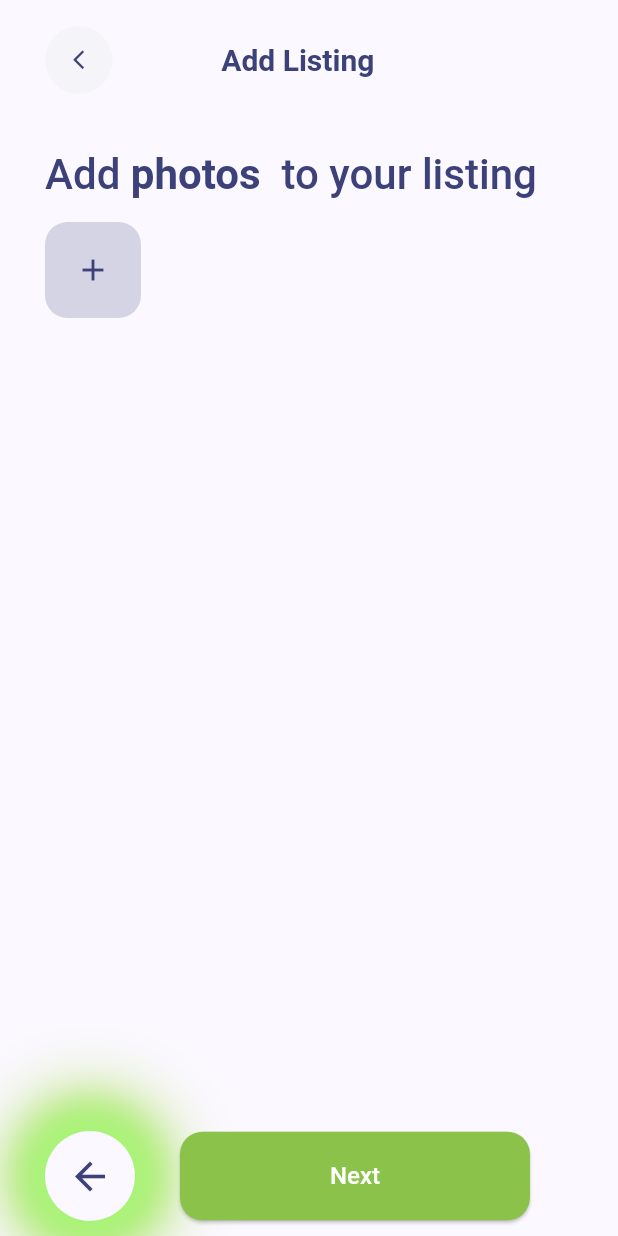
After one commit to toxirjon96/house_trade, a Flutter app: the AddImages screen opened directly, on a phone screen of 412 x 824 dp. The commit adds this screen. Run offline on Flutter 3.47's test engine with Material 2 defaults, Android fonts, the phone set to English and light mode, and no system bars; our stand-ins replace flutter_riverpod, flutter_svg, google_fonts, image_picker.

Commit message:
app modified

```diff
--- a/lib/house_trade_library.dart
+++ b/lib/house_trade_library.dart
@@ -58,7 +58,9 @@ export 'package:house_trade/src/pages/edit_listing_page/widget/l_property_featur
 export 'package:house_trade/src/pages/edit_listing_page/widget/l_total_rooms.dart';
 export 'package:house_trade/src/pages/edit_listing_page/widget/l_environment_facilities.dart';
 
+export 'package:house_trade/src/pages/add_estate_page/e_add_estate_page.dart';
 export 'package:house_trade/src/pages/add_estate_page/widget/e_rich_text_builder.dart';
+export 'package:house_trade/src/pages/add_estate_page/widget/e_add_location.dart';
 
 //provider
 export 'package:house_trade/src/provider/profile_state_notifier.dart';
--- /dev/null
+++ b/lib/src/pages/add_estate_page/widget/e_add_images.dart
@@ -0,0 +1,135 @@
+import 'package:house_trade/house_trade_library.dart';
+import 'package:house_trade/src/pages/add_estate_page/widget/e_add_last_info.dart';
+
+class AddImages extends StatefulWidget {
+  const AddImages({super.key});
+
+  @override
+  State<AddImages> createState() => _AddImagesState();
+}
+
+class _AddImagesState extends State<AddImages> {
+  final ImagePicker imagePicker = ImagePicker();
+  final List<XFile> imageFileList = [];
+
+  void pickImages() async {
+    final List<XFile> selectedImages = await imagePicker.pickMultiImage();
+    if (selectedImages.isNotEmpty) {
+      imageFileList.addAll(selectedImages);
+    }
+    setState(() {});
+  }
+
+  void _removeItem(XFile item) {
+    setState(() {
+      imageFileList.remove(item);
+    });
+  }
+
+  @override
+  Widget build(BuildContext context) {
+    return Scaffold(
+      resizeToAvoidBottomInset: false,
+      body: SafeArea(
+        child: Padding(
+          padding: const EdgeInsets.symmetric(horizontal: 30, vertical: 10),
+          child: Column(
+            crossAxisAlignment: CrossAxisAlignment.start,
+            children: [
+              TopAppBar(
+                rightWidget: const SizedBox(width: 60, height: 60),
+                title: "Add Listing",
+                leftWidget: AppBarButton(
+                  onPressed: () {
+                    Navigator.of(context).pop();
+                  },
+                  size: 45,
+                  icon: Icon(
+                    Icons.arrow_back_ios_new,
+                    size: 15,
+                    color: Theme.of(context).colorScheme.onPrimaryContainer,
+                  ),
+                ),
+              ),
+              const SizedBox(height: 30),
+              const RichTextBuilder(
+                textList: [
+                  TextTypeModel(
+                    textType: TextType.normalText,
+                    text: "Add ",
+                    fontSize: 28,
+                  ),
+                  TextTypeModel(
+                    textType: TextType.boldText,
+                    text: "photos ",
+                    fontSize: 28,
+                  ),
+                  TextTypeModel(
+                    textType: TextType.normalText,
+                    text: " to your listing",
+                    fontSize: 28,
+                  ),
+                ],
+              ),
+              const SizedBox(height: 15),
+              Expanded(
+                child: CustomScrollView(
+                  slivers: [
+                    CustomImagePicker(
+                      imageFileList: imageFileList,
+                      onRemove: _removeItem,
+                      pickImages: pickImages,
+                    ),
+                  ],
+                ),
+              ),
+              Row(
+                children: [
+                  Container(
+                    height: 60,
+                    width: 60,
+                    decoration: BoxDecoration(
+                      boxShadow: const [
+                        BoxShadow(
+                            color: Color(0xFF97DA32),
+                            spreadRadius: 20,
+                            blurRadius: 40),
+                        BoxShadow(
+                            color: Color(0xFFA8F67B),
+                            spreadRadius: 15,
+                            blurRadius: 20),
+                      ],
+                      color: Theme.of(context).colorScheme.background,
+                      shape: BoxShape.circle,
+                    ),
+                    child: IconButton(
+                      onPressed: () {
+                        Navigator.of(context).pop();
+                      },
+                      icon: Icon(
+                        Icons.arrow_back,
+                        size: 30,
+                        color: Theme.of(context).colorScheme.onPrimaryContainer,
+                      ),
+                    ),
+                  ),
+                  const SizedBox(width: 30),
+                  CustomSubmitButton(
+                    text: "Next",
+                    onPressed: () {
+                      Navigator.of(context).push(
+                        MaterialPageRoute(
+                          builder: (ctx) => const AddLastInfo(),
+                        ),
+                      );
+                    },
+                  ),
+                ],
+              ),
+            ],
+          ),
+        ),
+      ),
+    );
+  }
+}
--- a/lib/src/pages/transaction_detail_page/widget/t_custom_submit_button.dart
+++ b/lib/src/pages/transaction_detail_page/widget/t_custom_submit_button.dart
@@ -8,6 +8,8 @@ class CustomSubmitButton extends StatelessWidget {
     this.padding = const EdgeInsets.symmetric(vertical: 20, horizontal: 100),
     this.borderRadius = 15,
     this.fontSize = 16,
+    this.backgroundColor = Colors.lightGreen,
+    this.foregroundColor = Colors.white,
     super.key,
   });
 
@@ -17,6 +19,8 @@ class CustomSubmitButton extends StatelessWidget {
   final EdgeInsetsGeometry padding;
   final double borderRadius;
   final double fontSize;
+  final Color backgroundColor;
+  final Color foregroundColor;
 
   @override
   Widget build(BuildContext context) {
@@ -28,15 +32,15 @@ class CustomSubmitButton extends StatelessWidget {
           shape: RoundedRectangleBorder(
             borderRadius: BorderRadius.circular(borderRadius),
           ),
-          backgroundColor: Colors.lightGreen,
-          foregroundColor: Colors.white,
+          backgroundColor: backgroundColor,
+          foregroundColor: foregroundColor,
         ),
         onPressed: onPressed,
         child: Text(
           text,
           style: Theme.of(context).textTheme.labelLarge!.copyWith(
                 fontSize: fontSize,
-                color: Theme.of(context).colorScheme.background,
+                color: foregroundColor,
               ),
         ),
       ),
```
Also changed, not shown: lib/src/pages/add_estate_page/e_add_estate_page.dart (+62 -2 lines), lib/src/pages/add_estate_page/widget/e_add_last_info.dart (added, +231 -0 lines), lib/src/pages/add_estate_page/widget/e_add_location.dart (added, +103 -0 lines), lib/src/pages/edit_listing_page/l_edit_listing_page.dart (+16 -4 lines), lib/src/pages/edit_listing_page/widget/l_location.dart (+22 -16 lines), lib/src/pages/profile_page/widget/p_custom_sliver_app_bar.dart (+27 -1 lines), lib/src/pages/transaction_detail_page/widget/t_add_review.dart (+16 -4 lines), lib/src/pages/transaction_detail_page/widget/t_bottom_modal.dart (+24 -22 lines).
